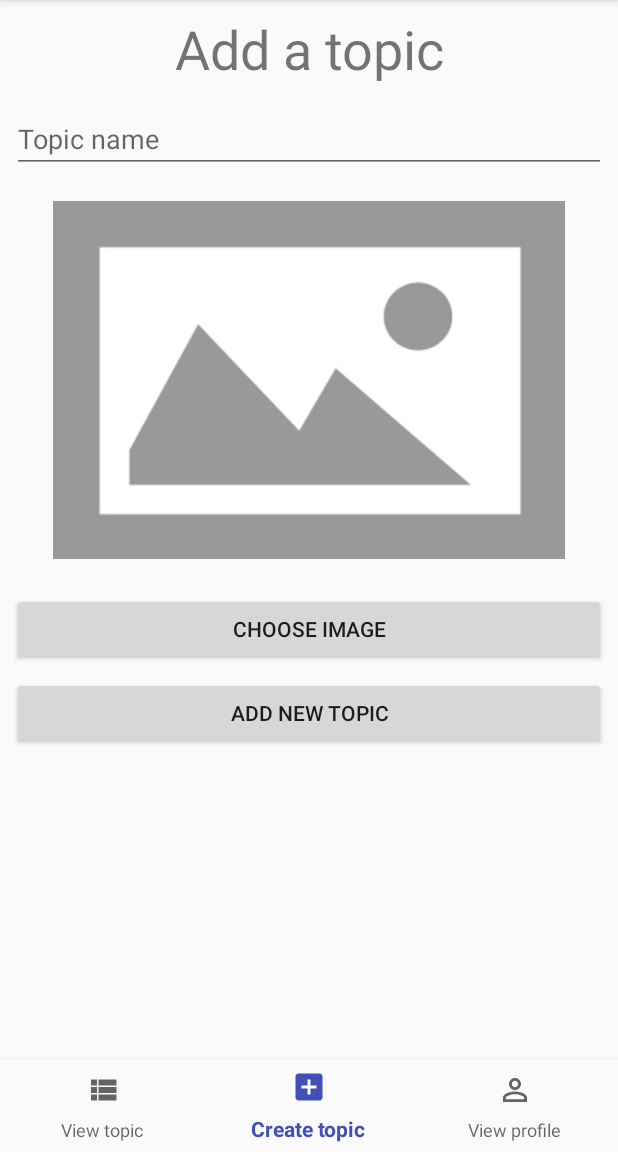
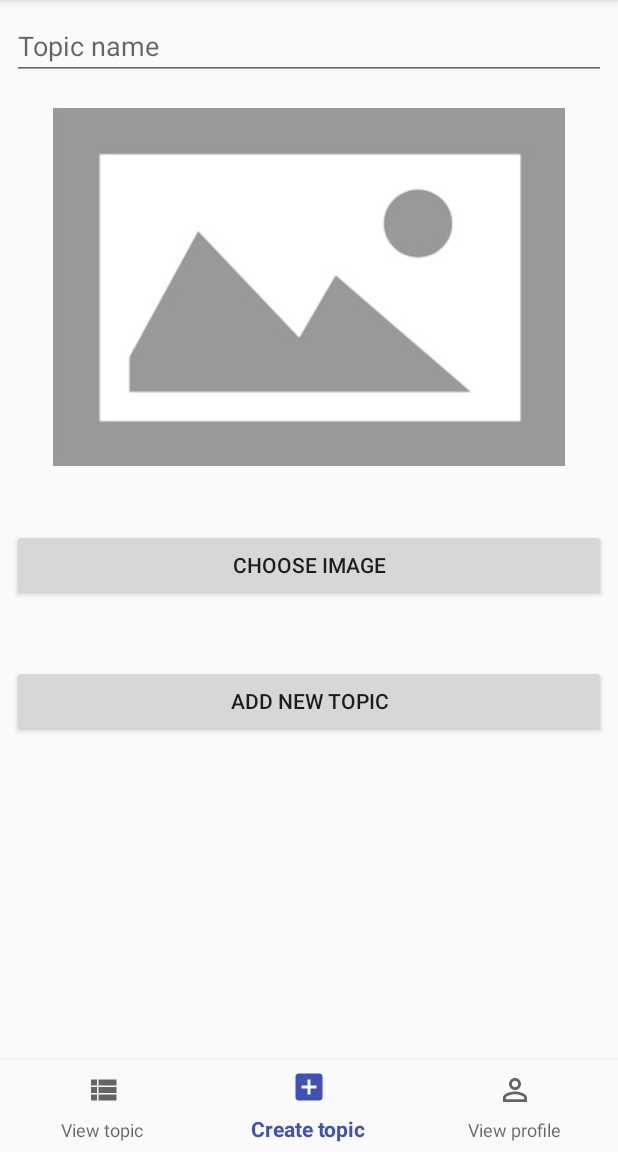
Before and after one commit to Hermanio/android-messenger, an Android app: the screen it shows after launch once a user with an empty profile is signed in (MainActivity), item 2 of the bottom bar chosen, on a phone screen of 412 x 824 dp, the part 84-1236 px from its top. Run offline under Robolectric (Android 15) with nearby library versions, the phone set to English and light mode, and no system bars; our stand-ins replace Firebase (no records; nobody signed in at launch, a user with empty details on screens opened directly); libraries missing offline, so code that uses them is left out: com.firebase.ui.

Commit message:
Smaller bug fixes

```diff
--- a/Messenger/app/src/main/java/ee/ounapuu/herman/messenger/MainActivity.java
+++ b/Messenger/app/src/main/java/ee/ounapuu/herman/messenger/MainActivity.java
@@ -7,6 +7,7 @@ import android.os.Bundle;
 import android.support.annotation.NonNull;
 import android.support.design.widget.BottomNavigationView;
 import android.support.v7.app.AppCompatActivity;
+import android.util.Log;
 import android.view.Menu;
 import android.view.MenuInflater;
 import android.view.MenuItem;
@@ -147,7 +148,7 @@ public class MainActivity extends AppCompatActivity {
             public void onAuthStateChanged(@NonNull FirebaseAuth firebaseAuth) {
                 FirebaseUser user = firebaseAuth.getCurrentUser();
                 if (user != null) {
-                    //Toast.makeText(MainActivity.this, user.getEmail(), Toast.LENGTH_SHORT).show();
+
                 } else {
                     Intent i = new Intent(MainActivity.this, LoginActivity.class);
                     startActivity(i);
--- a/Messenger/app/src/main/java/ee/ounapuu/herman/messenger/fragment/CreateTopicFragment.java
+++ b/Messenger/app/src/main/java/ee/ounapuu/herman/messenger/fragment/CreateTopicFragment.java
@@ -229,7 +229,7 @@ public class CreateTopicFragment extends Fragment implements View.OnClickListene
             @Override
             public void onDataChange(DataSnapshot dataSnapshot) {
                 if (dataSnapshot.exists()) {
-                    Toast.makeText(getContext(), "exists", Toast.LENGTH_SHORT).show();
+                    //Toast.makeText(getContext(), "exists", Toast.LENGTH_SHORT).show();
                     final String[] items = {"Join thread", "Cancel"};
 
                     AlertDialog.Builder builder = new AlertDialog.Builder(getContext());
@@ -254,7 +254,7 @@ public class CreateTopicFragment extends Fragment implements View.OnClickListene
                     });
                     builder.show();
                 } else {
-                    Toast.makeText(getContext(), "does not exist", Toast.LENGTH_SHORT).show();
+                    //Toast.makeText(getContext(), "does not exist", Toast.LENGTH_SHORT).show();
 
                     //todo replace with topic name
                     //Toast.makeText(getContext(), "New topic create start", Toast.LENGTH_SHORT).show();
--- a/Messenger/app/src/main/java/ee/ounapuu/herman/messenger/fragment/ViewTopicFragment.java
+++ b/Messenger/app/src/main/java/ee/ounapuu/herman/messenger/fragment/ViewTopicFragment.java
@@ -145,7 +145,10 @@ public class ViewTopicFragment extends Fragment implements View.OnClickListener
                         if (topicListItems.size()== 0) {
                             //show the thing
                             TextView noSearchFoundText = (TextView) view.findViewById(R.id.search_no_results_text);
-
+                            noSearchFoundText.setVisibility(View.VISIBLE);
+                        } else {
+                            TextView noSearchFoundText = (TextView) view.findViewById(R.id.search_no_results_text);
+                            noSearchFoundText.setVisibility(View.GONE);
                         }
                         //sorting before giving it to adapter
                         sortTopicListItemsByActivity();
@@ -213,13 +216,13 @@ public class ViewTopicFragment extends Fragment implements View.OnClickListener
         getAllTopicsQuery.removeEventListener(dataUpdateListener);
         if (topicsMode.equals("featured")) {
             this.displayMode = "FEATURED";
-            Toast.makeText(getContext(), "featured", Toast.LENGTH_SHORT).show();
+            //Toast.makeText(getContext(), "featured", Toast.LENGTH_SHORT).show();
             getAllTopicsQuery = mDatabase.child("topics").orderByValue();
             getAllTopicsQuery.addValueEventListener(dataUpdateListener);
         } else {
             this.displayMode = "USERGEN";
 
-            Toast.makeText(getContext(), "usergen", Toast.LENGTH_SHORT).show();
+            //Toast.makeText(getContext(), "usergen", Toast.LENGTH_SHORT).show();
             getAllTopicsQuery = mDatabase.child("topics").orderByValue();
             getAllTopicsQuery.addValueEventListener(dataUpdateListener);
         }
--- /dev/null
+++ b/Messenger/app/src/main/res/layout-land/fragment_create_topic.xml
@@ -0,0 +1,69 @@
+<?xml version="1.0" encoding="utf-8"?>
+<android.support.constraint.ConstraintLayout xmlns:android="http://schemas.android.com/apk/res/android"
+    xmlns:app="http://schemas.android.com/apk/res-auto"
+    xmlns:tools="http://schemas.android.com/tools"
+    android:layout_width="match_parent"
+    android:layout_height="match_parent"
+    android:orientation="horizontal">
+
+    <ImageView
+        android:id="@+id/newTopicImageView"
+        android:layout_width="281dp"
+        android:layout_height="255dp"
+        android:layout_marginLeft="8dp"
+        android:layout_marginStart="8dp"
+        android:layout_marginTop="8dp"
+        android:src="@drawable/placeholder"
+        app:layout_constraintLeft_toLeftOf="parent"
+        app:layout_constraintTop_toTopOf="parent" />
+
+    <Button
+        android:id="@+id/chooseImageButton"
+        android:layout_width="0dp"
+        android:layout_height="wrap_content"
+        android:layout_marginEnd="8dp"
+        android:layout_marginLeft="8dp"
+        android:layout_marginRight="8dp"
+        android:layout_marginStart="8dp"
+        android:onClick="chooseImageFromCamera"
+        android:text="@string/choose_image"
+        app:layout_constraintLeft_toRightOf="@+id/newTopicImageView"
+        app:layout_constraintRight_toRightOf="parent"
+        app:layout_constraintHorizontal_bias="0.0"
+        android:layout_marginTop="8dp"
+        app:layout_constraintTop_toBottomOf="@+id/new_topic_name" />
+
+    <Button
+        android:id="@+id/button_add_new_topic"
+        android:layout_width="0dp"
+        android:layout_height="wrap_content"
+        android:layout_marginEnd="8dp"
+        android:layout_marginLeft="8dp"
+        android:layout_marginRight="8dp"
+        android:layout_marginStart="8dp"
+        android:onClick="create"
+        android:text="@string/add_new_topic"
+        app:layout_constraintHorizontal_bias="0.0"
+        app:layout_constraintLeft_toRightOf="@+id/newTopicImageView"
+        app:layout_constraintRight_toRightOf="parent"
+        android:layout_marginTop="8dp"
+        app:layout_constraintTop_toBottomOf="@+id/chooseImageButton" />
+
+    <EditText
+        android:id="@+id/new_topic_name"
+        android:layout_width="0dp"
+        android:layout_height="wrap_content"
+        android:layout_marginEnd="8dp"
+        android:layout_marginLeft="8dp"
+        android:layout_marginRight="8dp"
+        android:layout_marginStart="8dp"
+        android:ems="10"
+        android:hint="@string/hint_topic_name"
+        android:inputType="textPersonName"
+        app:layout_constraintLeft_toRightOf="@+id/newTopicImageView"
+        app:layout_constraintRight_toRightOf="parent"
+        app:layout_constraintHorizontal_bias="0.0"
+        app:layout_constraintTop_toTopOf="parent"
+        android:layout_marginTop="8dp" />
+
+</android.support.constraint.ConstraintLayout>
--- a/Messenger/app/src/main/res/layout/fragment_create_topic.xml
+++ b/Messenger/app/src/main/res/layout/fragment_create_topic.xml
@@ -13,13 +13,13 @@
         android:ems="10"
         android:hint="@string/hint_topic_name"
         android:inputType="textPersonName"
-        android:layout_marginTop="13dp"
         android:layout_marginLeft="8dp"
         app:layout_constraintLeft_toLeftOf="parent"
         android:layout_marginRight="8dp"
         app:layout_constraintRight_toRightOf="parent"
         app:layout_constraintHorizontal_bias="0.0"
-        app:layout_constraintTop_toBottomOf="@+id/textView" />
+        app:layout_constraintTop_toTopOf="parent"
+        android:layout_marginTop="8dp" />
 
     <ImageView
         android:id="@+id/newTopicImageView"
@@ -40,13 +40,13 @@
         android:layout_height="wrap_content"
         android:onClick="chooseImageFromCamera"
         android:text="@string/choose_image"
-        android:layout_marginTop="14dp"
+        android:layout_marginTop="33dp"
         app:layout_constraintTop_toBottomOf="@+id/newTopicImageView"
         android:layout_marginLeft="8dp"
         app:layout_constraintLeft_toLeftOf="parent"
         android:layout_marginRight="8dp"
         app:layout_constraintRight_toRightOf="parent"
-        app:layout_constraintHorizontal_bias="0.032" />
+        app:layout_constraintHorizontal_bias="0.0" />
 
     <Button
         android:id="@+id/button_add_new_topic"
@@ -60,21 +60,9 @@
         app:layout_constraintLeft_toLeftOf="parent"
         app:layout_constraintRight_toRightOf="parent"
         app:layout_constraintTop_toBottomOf="@+id/chooseImageButton"
-        app:layout_constraintHorizontal_bias="1.0" />
-
-    <TextView
-        android:id="@+id/textView"
-        android:layout_width="0dp"
-        android:layout_height="wrap_content"
-        android:gravity="center_vertical|center_horizontal"
-        android:text="Add a topic"
-        android:textSize="36sp"
-        android:layout_marginLeft="8dp"
-        app:layout_constraintLeft_toLeftOf="parent"
-        android:layout_marginRight="8dp"
-        app:layout_constraintRight_toRightOf="parent"
-        app:layout_constraintTop_toTopOf="parent"
-        android:layout_marginTop="8dp"
-        app:layout_constraintHorizontal_bias="0.0" />
+        app:layout_constraintHorizontal_bias="0.0"
+        app:layout_constraintBottom_toBottomOf="parent"
+        android:layout_marginBottom="8dp"
+        app:layout_constraintVertical_bias="0.142" />
 
 </android.support.constraint.ConstraintLayout>
```
Also changed, not shown: Messenger/app/src/main/java/ee/ounapuu/herman/messenger/RegisterActivity.java (+4 -4 lines), Messenger/app/src/main/res/drawable/ic_cancel_black_24dp.xml (added, +9 -0 lines), Messenger/app/src/main/res/layout/activity_login.xml (+45 -38 lines), Messenger/app/src/main/res/layout/activity_register.xml (+27 -30 lines), Messenger/app/src/main/res/layout/fragment_profile.xml (+48 -34 lines).
